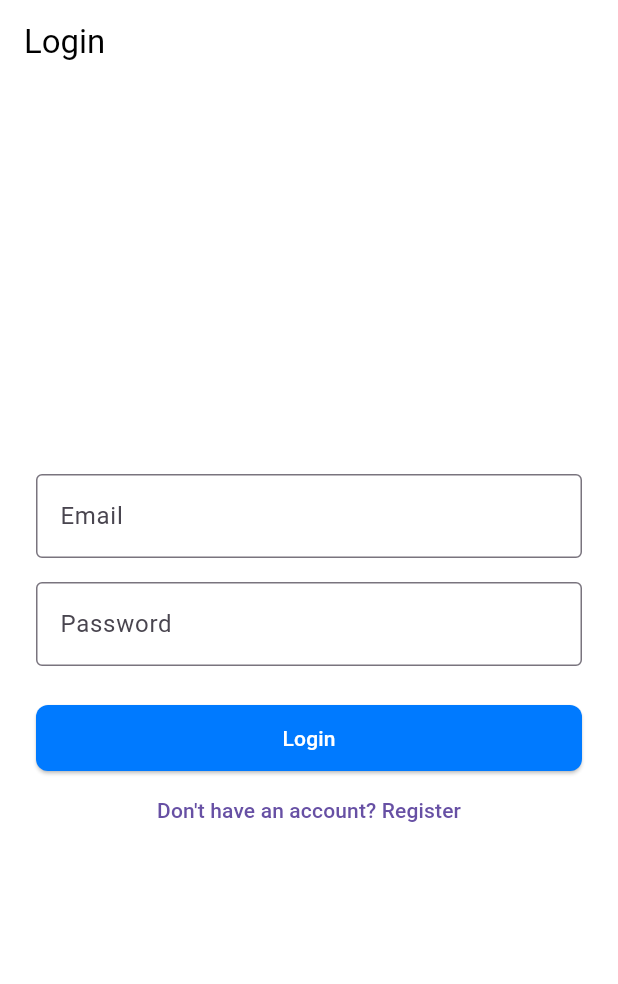
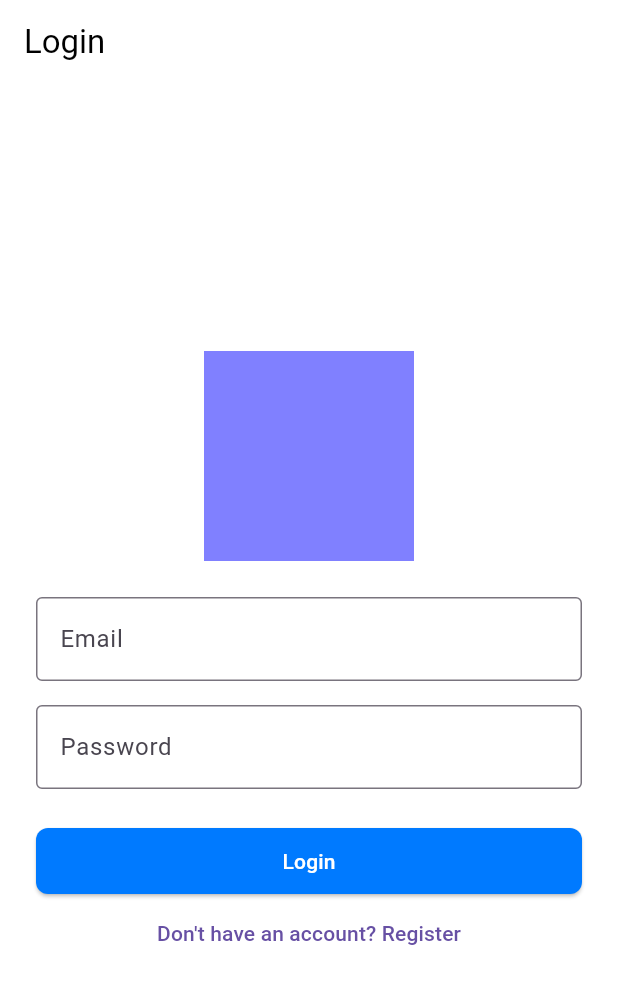
Before and after one commit to temesgenzelalem/electronicsshoppingflutter-, a Flutter app: the screen it shows after launch, after a tap on "Next", after a tap on "Skip", on a phone screen of 412 x 824 dp. Shown: the top 984 px of the screen. Run offline on Flutter 3.47's test engine with Material 3 defaults, Android fonts, the phone set to English and light mode, and no system bars; our stand-ins replace cached_network_image, carousel_slider, cloud_firestore, cloud_functions, firebase_analytics, firebase_auth and 12 more; missing offline and left inert: firebase_app_check, firebase_performance; accounts and stored records are empty.

Commit message:
Fix registration/login flow and update onboarding/auth images

```diff
--- a/lib/features/auth/login_screen.dart
+++ b/lib/features/auth/login_screen.dart
@@ -51,7 +51,8 @@
       // Log login event
       await ref.read(analyticsServiceProvider).logLogin('email');
 
-      // Navigation will be handled by auth state listener
+      if (!mounted) return;
+      Navigator.of(context).pushReplacementNamed('/home');
     } catch (e) {
       ScaffoldMessenger.of(context).showSnackBar(
         SnackBar(content: Text('Login failed: $e')),
@@ -72,6 +73,14 @@
         child: Column(
           mainAxisAlignment: MainAxisAlignment.center,
           children: [
+            Center(
+              child: Image.asset(
+                'assets/images/onboarding2.png',
+                height: 140,
+                fit: BoxFit.contain,
+              ),
+            ),
+            const SizedBox(height: AppConstants.paddingLarge),
             TextField(
               controller: _emailController,
               decoration: const InputDecoration(
@@ -101,7 +110,7 @@
             ),
             TextButton(
               onPressed: () {
-                // TODO: Navigate to register screen
+                Navigator.of(context).pushReplacementNamed('/register');
               },
               child: const Text('Don\'t have an account? Register'),
             ),
--- a/lib/features/onboarding/onboarding_screen.dart
+++ b/lib/features/onboarding/onboarding_screen.dart
@@ -15,17 +15,21 @@
   final List<Map<String, String>> _onboardingData = [
     {
       'title': 'Welcome to ElectroMart',
-      'description': 'Discover the latest electronics and gadgets at unbeatable prices.',
-      'image': 'assets/images/onboarding1.png', // You'll need to add these images
+      'description':
+          'Discover the latest electronics and gadgets at unbeatable prices.',
+      'image':
+          'assets/images/onboarding1.png', // You'll need to add these images
     },
     {
       'title': 'Quality Products',
-      'description': 'Shop from trusted brands with warranty and quality assurance.',
+      'description':
+          'Shop from trusted brands with warranty and quality assurance.',
       'image': 'assets/images/onboarding2.png',
     },
     {
       'title': 'Fast Delivery',
-      'description': 'Get your orders delivered quickly and securely to your doorstep.',
+      'description':
+          'Get your orders delivered quickly and securely to your doorstep.',
       'image': 'assets/images/onboarding3.png',
     },
   ];
@@ -85,12 +89,10 @@
       child: Column(
         mainAxisAlignment: MainAxisAlignment.center,
         children: [
-          // Placeholder for image
-          Container(
-            height: 200,
-            width: 200,
-            color: Colors.grey[300],
-            child: const Icon(Icons.image, size: 50),
+          Image.asset(
+            data['image']!,
+            height: 220,
+            fit: BoxFit.contain,
           ),
           const SizedBox(height: AppConstants.paddingLarge),
           Text(
@@ -126,7 +128,9 @@
             width: double.infinity,
             child: ElevatedButton(
               onPressed: _nextPage,
-              child: Text(_currentPage == _onboardingData.length - 1 ? 'Get Started' : 'Next'),
+              child: Text(_currentPage == _onboardingData.length - 1
+                  ? 'Get Started'
+                  : 'Next'),
             ),
           ),
           TextButton(
```
Also changed, not shown: lib/core/firebase/auth_service.dart (+10 -2 lines), lib/core/providers/auth_provider.dart (+9 -4 lines), lib/features/auth/register_screen.dart (+15 -6 lines).
